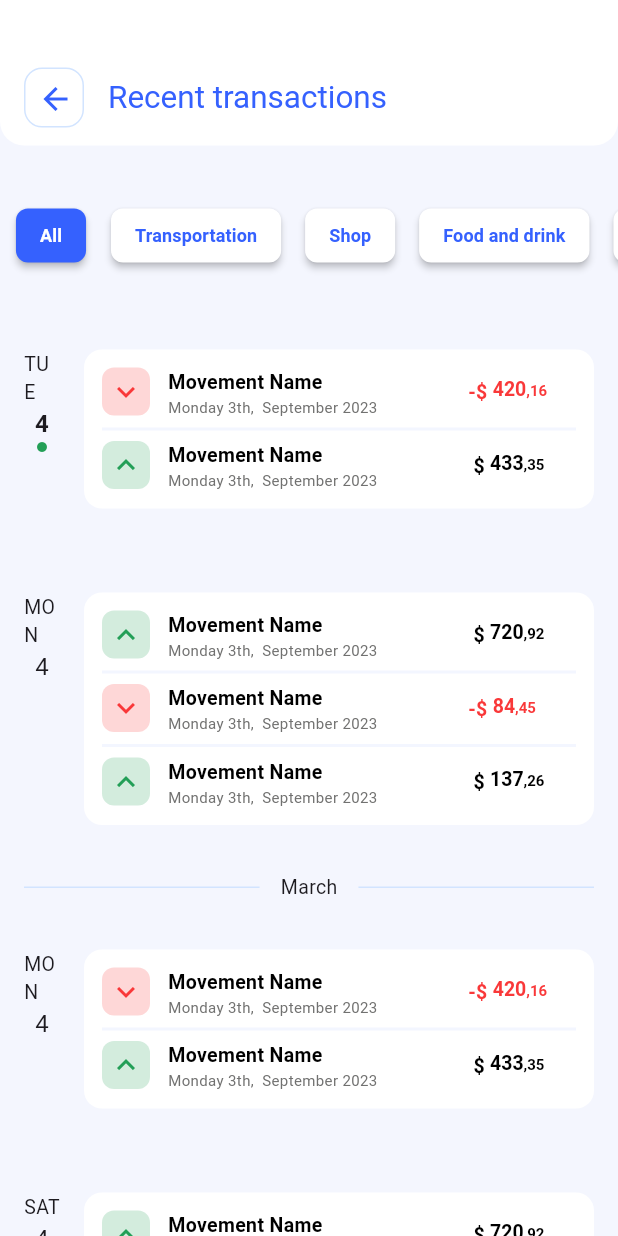
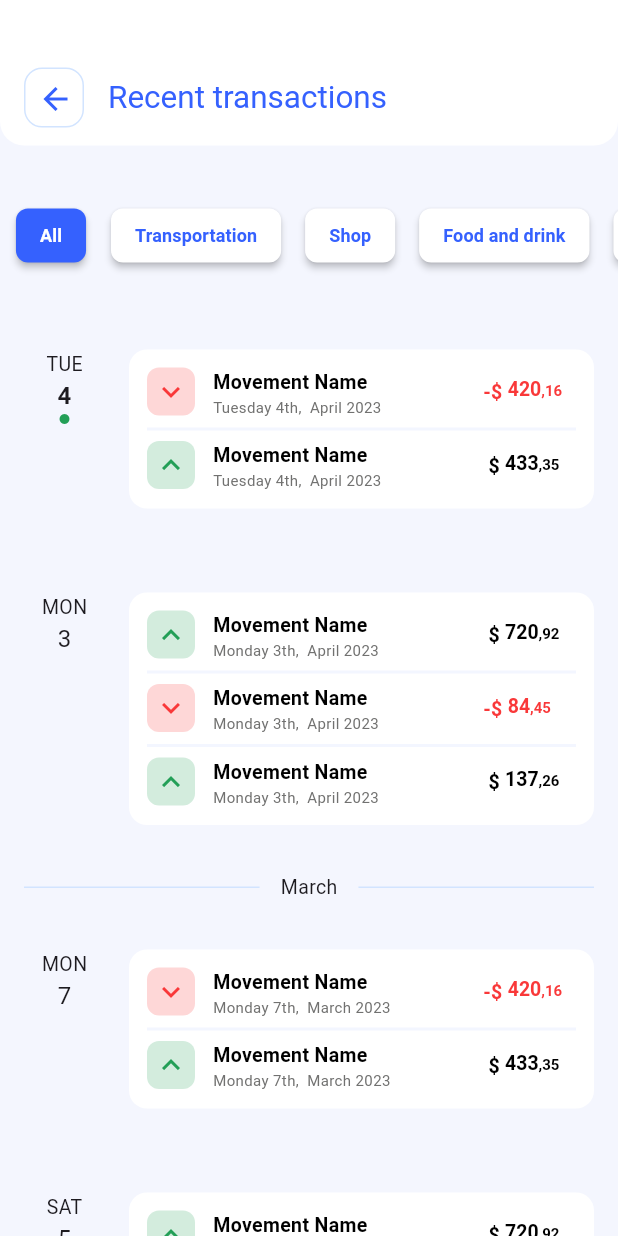
Before and after one commit to deidmon/App_Finanzas, a Flutter app: the HomePage screen opened by its route, after a tap on "Recent transaction", after a tap on "View All", on a phone screen of 412 x 824 dp. Run offline on Flutter 3.47's test engine with Material 3 defaults, Android fonts, the phone set to English and light mode, and no system bars.

Commit message:
Modificando tamaños y fechas

```diff
--- a/app_finanzas/lib/mocks/transaction_mock.dart
+++ b/app_finanzas/lib/mocks/transaction_mock.dart
@@ -19,33 +19,33 @@ class TransactionsMocks {
           listofTransactions: [
             TransactionDetail(
                 movementName: 'Movement Name',
-                transactionDate: 'Monday 3th,  September 2023',
+                transactionDate: 'Tuesday 4th,  April 2023',
                 typeTransaction: TypeTransaction.negative,
                 amount: 420.16),
             TransactionDetail(
                 movementName: 'Movement Name',
-                transactionDate: 'Monday 3th,  September 2023',
+                transactionDate: 'Tuesday 4th,  April 2023',
                 typeTransaction: TypeTransaction.positive,
                 amount: 433.35),
           ]),
       TransactionDetailByDayModel(
           day: 'MON',
-          dayNumber: 4,
+          dayNumber: 3,
           isToday: false,
           listofTransactions: [
             TransactionDetail(
                 movementName: 'Movement Name',
-                transactionDate: 'Monday 3th,  September 2023',
+                transactionDate: 'Monday 3th,  April 2023',
                 typeTransaction: TypeTransaction.positive,
                 amount: 720.92),
             TransactionDetail(
                 movementName: 'Movement Name',
-                transactionDate: 'Monday 3th,  September 2023',
+                transactionDate: 'Monday 3th,  April 2023',
                 typeTransaction: TypeTransaction.negative,
                 amount: 84.45),
             TransactionDetail(
                 movementName: 'Movement Name',
-                transactionDate: 'Monday 3th,  September 2023',
+                transactionDate: 'Monday 3th,  April 2023',
                 typeTransaction: TypeTransaction.positive,
                 amount: 137.26)
           ])
@@ -53,17 +53,56 @@ class TransactionsMocks {
     TransactionDetailByMonth(month: 'March', listofTransactions: [
       TransactionDetailByDayModel(
           day: 'MON',
-          dayNumber: 4,
+          dayNumber: 7,
           isToday: false,
           listofTransactions: [
             TransactionDetail(
                 movementName: 'Movement Name',
-                transactionDate: 'Monday 3th,  September 2023',
+                transactionDate: 'Monday 7th,  March 2023',
                 typeTransaction: TypeTransaction.negative,
                 amount: 420.16),
             TransactionDetail(
                 movementName: 'Movement Name',
-                transactionDate: 'Monday 3th,  September 2023',
+                transactionDate: 'Monday 7th,  March 2023',
+                typeTransaction: TypeTransaction.positive,
+                amount: 433.35),
+          ]),
+      TransactionDetailByDayModel(
+          day: 'SAT',
+          dayNumber: 5,
+          isToday: false,
+          listofTransactions: [
+            TransactionDetail(
+                movementName: 'Movement Name',
+                transactionDate: 'Saturday 5th,  March 2023',
+                typeTransaction: TypeTransaction.positive,
+                amount: 720.92),
+            TransactionDetail(
+                movementName: 'Movement Name',
+                transactionDate: 'Saturday 5th,  March 2023',
+                typeTransaction: TypeTransaction.negative,
+                amount: 84.45),
+            TransactionDetail(
+                movementName: 'Movement Name',
+                transactionDate: 'Saturday 5th,  March 2023',
+                typeTransaction: TypeTransaction.positive,
+                amount: 137.26)
+          ])
+    ]),
+    TransactionDetailByMonth(month: 'February', listofTransactions: [
+      TransactionDetailByDayModel(
+          day: 'MON',
+          dayNumber: 6,
+          isToday: false,
+          listofTransactions: [
+            TransactionDetail(
+                movementName: 'Movement Name',
+                transactionDate: 'Monday 6th,  February 2023',
+                typeTransaction: TypeTransaction.negative,
+                amount: 420.16),
+            TransactionDetail(
+                movementName: 'Movement Name',
+                transactionDate: 'Monday 6th,  February 2023',
                 typeTransaction: TypeTransaction.positive,
                 amount: 433.35),
           ]),
@@ -74,35 +113,35 @@ class TransactionsMocks {
           listofTransactions: [
             TransactionDetail(
                 movementName: 'Movement Name',
-                transactionDate: 'Monday 3th,  September 2023',
+                transactionDate: 'Saturday 4th,  February 2023',
                 typeTransaction: TypeTransaction.positive,
                 amount: 720.92),
             TransactionDetail(
                 movementName: 'Movement Name',
-                transactionDate: 'Monday 3th,  September 2023',
+                transactionDate: 'Saturday 4th,  February 2023',
                 typeTransaction: TypeTransaction.negative,
                 amount: 84.45),
             TransactionDetail(
                 movementName: 'Movement Name',
-                transactionDate: 'Monday 3th,  September 2023',
+                transactionDate: 'Saturday 4th,  February 2023',
                 typeTransaction: TypeTransaction.positive,
                 amount: 137.26)
           ])
     ]),
-    TransactionDetailByMonth(month: 'February', listofTransactions: [
+    TransactionDetailByMonth(month: 'January', listofTransactions: [
       TransactionDetailByDayModel(
           day: 'MON',
-          dayNumber: 4,
+          dayNumber: 6,
           isToday: false,
           listofTransactions: [
             TransactionDetail(
                 movementName: 'Movement Name',
-                transactionDate: 'Monday 3th,  September 2023',
+                transactionDate: 'Monday 6th,  January 2023',
                 typeTransaction: TypeTransaction.negative,
                 amount: 420.16),
             TransactionDetail(
                 movementName: 'Movement Name',
-                transactionDate: 'Monday 3th,  September 2023',
+                transactionDate: 'Monday 6th,  January 2023',
                 typeTransaction: TypeTransaction.positive,
                 amount: 433.35),
           ]),
@@ -113,56 +152,17 @@ class TransactionsMocks {
           listofTransactions: [
             TransactionDetail(
                 movementName: 'Movement Name',
-                transactionDate: 'Monday 3th,  September 2023',
+                transactionDate: 'Saturday 4th,  January 2023',
                 typeTransaction: TypeTransaction.positive,
                 amount: 720.92),
             TransactionDetail(
                 movementName: 'Movement Name',
-                transactionDate: 'Monday 3th,  September 2023',
+                transactionDate: 'Saturday 4th,  January 2023',
                 typeTransaction: TypeTransaction.negative,
                 amount: 84.45),
             TransactionDetail(
                 movementName: 'Movement Name',
-                transactionDate: 'Monday 3th,  September 2023',
-                typeTransaction: TypeTransaction.positive,
-                amount: 137.26)
-          ])
-    ]),
-    TransactionDetailByMonth(month: 'January', listofTransactions: [
-      TransactionDetailByDayModel(
-          day: 'MON',
-          dayNumber: 4,
-          isToday: false,
-          listofTransactions: [
-            TransactionDetail(
-                movementName: 'Movement Name',
-                transactionDate: 'Monday 3th,  September 2023',
-                typeTransaction: TypeTransaction.negative,
-                amount: 420.16),
-            TransactionDetail(
-                movementName: 'Movement Name',
-                transactionDate: 'Monday 3th,  September 2023',
-                typeTransaction: TypeTransaction.positive,
-                amount: 433.35),
-          ]),
-      TransactionDetailByDayModel(
-          day: 'SAT',
-          dayNumber: 4,
-          isToday: false,
-          listofTransactions: [
-            TransactionDetail(
-                movementName: 'Movement Name',
-                transactionDate: 'Monday 3th,  September 2023',
-                typeTransaction: TypeTransaction.positive,
-                amount: 720.92),
-            TransactionDetail(
-                movementName: 'Movement Name',
-                transactionDate: 'Monday 3th,  September 2023',
-                typeTransaction: TypeTransaction.negative,
-                amount: 84.45),
-            TransactionDetail(
-                movementName: 'Movement Name',
-                transactionDate: 'Monday 3th,  September 2023',
+                transactionDate: 'Saturday 4th,  January 2023',
                 typeTransaction: TypeTransaction.positive,
                 amount: 137.26)
           ])
@@ -170,38 +170,38 @@ class TransactionsMocks {
     TransactionDetailByMonth(month: 'December', listofTransactions: [
       TransactionDetailByDayModel(
           day: 'MON',
-          dayNumber: 4,
+          dayNumber: 5,
           isToday: false,
           listofTransactions: [
             TransactionDetail(
                 movementName: 'Movement Name',
-                transactionDate: 'Monday 3th,  September 2023',
+                transactionDate: 'Monday 5th,  December 2023',
                 typeTransaction: TypeTransaction.negative,
                 amount: 420.16),
             TransactionDetail(
                 movementName: 'Movement Name',
-                transactionDate: 'Monday 3th,  September 2023',
+                transactionDate: 'Monday 5th,  December 2023',
                 typeTransaction: TypeTransaction.positive,
                 amount: 433.35),
           ]),
       TransactionDetailByDayModel(
           day: 'SAT',
-          dayNumber: 4,
+          dayNumber: 3,
           isToday: false,
           listofTransactions: [
             TransactionDetail(
                 movementName: 'Movement Name',
-                transactionDate: 'Monday 3th,  September 2023',
+                transactionDate: 'Saturday 3th,  December 2023',
                 typeTransaction: TypeTransaction.positive,
                 amount: 720.92),
             TransactionDetail(
                 movementName: 'Movement Name',
-                transactionDate: 'Monday 3th,  September 2023',
+                transactionDate: 'Saturday 3th,  December 2023',
                 typeTransaction: TypeTransaction.negative,
                 amount: 84.45),
             TransactionDetail(
                 movementName: 'Movement Name',
-                transactionDate: 'Monday 3th,  September 2023',
+                transactionDate: 'Saturday 3th,  December 2023',
                 typeTransaction: TypeTransaction.positive,
                 amount: 137.26)
           ])
--- a/app_finanzas/lib/pages/home_page.dart
+++ b/app_finanzas/lib/pages/home_page.dart
@@ -56,10 +56,10 @@ class _HomePageState extends State<HomePage> {
             bottomRight: Radius.circular(16),
           ),
         ),
-        toolbarHeight: 97,
+        toolbarHeight: 67,
         backgroundColor: AppColors.brandLightColor,
         title: Padding(
-          padding: const EdgeInsets.fromLTRB(16, 45, 16, 12),
+          padding: const EdgeInsets.fromLTRB(16, 25, 16, 12),
           child: HomeAppBarTitle(
             //storeName: widget.storeName,
             storeName: UserProvider.of(context).userData.name,
@@ -103,7 +103,7 @@ class TopHomePageBody extends StatelessWidget {
   Widget build(BuildContext context) {
     return Container(
       padding: const EdgeInsets.all(16),
-      height: 389,
+      /* height: 359, */
       width: MediaQuery.of(context).size.width,
       transform: Matrix4.translationValues(0, -12, 0),
       decoration: const BoxDecoration(
@@ -117,7 +117,7 @@ class TopHomePageBody extends StatelessWidget {
         crossAxisAlignment: CrossAxisAlignment.start,
         children: [
           Container(
-            margin: const EdgeInsets.only(top: 56),
+            margin: const EdgeInsets.only(top: 16),
             child: Text(
               'Your Budget',
               style: Theme.of(context).textTheme.displaySmall,
@@ -166,8 +166,8 @@ class MidHomePageBody extends StatelessWidget {
   @override
   Widget build(BuildContext context) {
     return Container(
-      padding: const EdgeInsets.only(left: 16, right: 16),
-      height: 104,
+      padding: const EdgeInsets.all(16),
+      /* height: 104, */
       width: MediaQuery.of(context).size.width,
       decoration: const BoxDecoration(
         shape: BoxShape.rectangle,
@@ -178,7 +178,7 @@ class MidHomePageBody extends StatelessWidget {
         ),
       ),
       child: Row(
-        mainAxisAlignment: MainAxisAlignment.start,
+        mainAxisAlignment: MainAxisAlignment.center,
         children: [
           ElevatedButton(
             style: categorieBtnStyle,
@@ -186,7 +186,7 @@ class MidHomePageBody extends StatelessWidget {
             child: const Padding(
               padding: EdgeInsets.symmetric(
                 vertical: 16,
-                horizontal: 40,
+                horizontal: 30,
               ),
               child: Text(
                 'Categories',
@@ -203,7 +203,7 @@ class MidHomePageBody extends StatelessWidget {
             child: const Padding(
               padding: EdgeInsets.symmetric(
                 vertical: 16,
-                horizontal: 20,
+                horizontal: 5,
               ),
               child: Text(
                 'Recent transaction',
@@ -228,8 +228,11 @@ class CategoriesWidget extends StatelessWidget {
     return ListView(
       children: [
         TextButton(
-          style: const ButtonStyle(alignment: Alignment.centerRight),
+          style: const ButtonStyle(
+            alignment: Alignment.centerRight,
+          ),
           child: const Text(
+            /* textScaler: TextScaler.linear(1), */
             'View All',
             style: TextStyle(
               fontWeight: FontWeight.bold,
@@ -276,8 +279,11 @@ class RecentTransactions extends StatelessWidget {
   @override
   Widget build(BuildContext context) {
     return Padding(
-      padding: const EdgeInsets.all(16.0),
+      padding: const EdgeInsets.symmetric(horizontal: 16, vertical: 0),
       child: ListView(
+        padding: const EdgeInsets.only(
+          bottom: 16,
+        ),
         children: [
           TextButton(
             style: const ButtonStyle(alignment: Alignment.centerRight),
@@ -299,12 +305,12 @@ class RecentTransactions extends StatelessWidget {
             listofTransactions: [
               TransactionDetail(
                   movementName: 'Movement Name',
-                  transactionDate: 'Monday 3th,  September 2023',
+                  transactionDate: 'Tuesday 4th,  September 2023',
                   typeTransaction: TypeTransaction.negative,
                   amount: 420.16),
               TransactionDetail(
                   movementName: 'Movement Name',
-                  transactionDate: 'Monday 3th,  September 2023',
+                  transactionDate: 'Tuesday 4th,  September 2023',
                   typeTransaction: TypeTransaction.positive,
                   amount: 433.35)
             ],
--- a/app_finanzas/lib/pages/login_page.dart
+++ b/app_finanzas/lib/pages/login_page.dart
@@ -15,6 +15,7 @@ class LoginPageState extends State<LoginPage> {
   final _formLoginKey = GlobalKey<FormState>();
   var checkBoxState = false;
   late String userName;
+  double expectedTitleSize = 35;
   late BoxDecoration userContainerDecoration;
   late BoxDecoration pswContainerDecoration;
   final defaultInputBorder = InputBorder.none;
@@ -49,14 +50,32 @@ class LoginPageState extends State<LoginPage> {
   @override
   Widget build(BuildContext context) {
     return Scaffold(
-      body: Center(
+      body: SingleChildScrollView(
+        child: Center(
           child: Padding(
             padding: const EdgeInsets.fromLTRB(16, 100, 16, 0),
             child: Column(
               children: [
-              Text(
+                TweenAnimationBuilder(
+                  tween: Tween<double>(begin: 13, end: expectedTitleSize),
+                  duration: const Duration(
+                    seconds: 1,
+                  ),
+                  builder: (context, sizeText, _) {
+                    return Text(
                       AppCopys.hello,
-                style: Theme.of(context).textTheme.labelLarge,
+                      style: TextStyle(
+                        fontSize: sizeText,
+                        color: AppColors.brandPrimaryColor,
+                        fontWeight: FontWeight.bold,
+                      ),
+                    );
+                  },
+                  onEnd: () {
+                    setState(() {
+                      expectedTitleSize = expectedTitleSize == 35 ? 13 : 35;
+                    });
+                  },
                 ),
                 Container(
                   margin: const EdgeInsets.fromLTRB(16, 21, 16, 59),
@@ -204,7 +223,12 @@ class LoginPageState extends State<LoginPage> {
                               ),
                             ),
                           ),
-                        child: const Text('Log In'),
+                          child: const Text(
+                            'Log In',
+                            style: TextStyle(
+                              color: AppColors.brandLightColor,
+                            ),
+                          ),
                         ),
                       ),
                       const Row(
@@ -238,7 +262,7 @@ class LoginPageState extends State<LoginPage> {
                         mainAxisAlignment: MainAxisAlignment.spaceBetween,
                         children: [
                           Container(
-                          width: 189,
+                            width: 159,
                             height: 69,
                             decoration: const BoxDecoration(
                               color: AppColors.brandSecondaryColor,
@@ -270,7 +294,7 @@ class LoginPageState extends State<LoginPage> {
                             ),
                           ),
                           Container(
-                          width: 189,
+                            width: 159,
                             height: 69,
                             decoration: const BoxDecoration(
                               color: AppColors.brandSecondaryColor,
@@ -331,6 +355,7 @@ class LoginPageState extends State<LoginPage> {
             ),
           ),
         ),
+      ),
     );
   }
 }
--- a/app_finanzas/lib/widgets/custom_money_display.dart
+++ b/app_finanzas/lib/widgets/custom_money_display.dart
@@ -42,6 +42,7 @@ class CustomMoneyDisplay extends StatelessWidget {
                 ),
           ),
           RichText(
+            textScaler: const TextScaler.linear(1),
             text: TextSpan(
               children: [
                 TextSpan(
--- a/app_finanzas/lib/widgets/product_detail.dart
+++ b/app_finanzas/lib/widgets/product_detail.dart
@@ -55,7 +55,7 @@ class ProductDetailCard extends StatelessWidget {
         children: [
           Container(
             margin: const EdgeInsets.only(left: 16),
-            height: 79,
+            height: 69,
             width: 56,
             decoration: const BoxDecoration(
               color: AppColors.brandSecondaryColor,
@@ -121,7 +121,10 @@ class ProductDetailCard extends StatelessWidget {
               right: 16,
             ),
             height: 19,
-            width: 55,
+            padding: const EdgeInsets.symmetric(
+              horizontal: 5,
+            ),
+            /* width: 55, */
             decoration: BoxDecoration(
               borderRadius: const BorderRadius.all(
                 Radius.circular(19),
--- a/app_finanzas/lib/widgets/summary_card.dart
+++ b/app_finanzas/lib/widgets/summary_card.dart
@@ -29,7 +29,7 @@ class SummaryCard extends StatelessWidget {
     );
     //
     return Container(
-      height: 92,
+      /* height: 92, */
       margin: const EdgeInsets.only(top: 8),
       padding: const EdgeInsets.all(16),
       decoration: const BoxDecoration(
@@ -59,6 +59,7 @@ class SummaryCard extends StatelessWidget {
           ),
           Expanded(
             child: Text(
+              textScaler: const TextScaler.linear(1),
               typeSummaryCard == TypeSummaryCard.incomes
                   ? 'Incomes'
                   : 'Spending',
@@ -79,6 +80,7 @@ class SummaryCard extends StatelessWidget {
                 Padding(
                   padding: const EdgeInsets.all(2.0),
                   child: Text(
+                    textScaler: const TextScaler.linear(1),
                     period,
                     style: const TextStyle(
                       color: AppColors.brandLightColor,
--- a/app_finanzas/lib/widgets/transaction_detail.dart
+++ b/app_finanzas/lib/widgets/transaction_detail.dart
@@ -77,7 +77,7 @@ class TransactionDetailByDay extends StatelessWidget {
           ),
         ),
         Container(
-          width: 340,
+          width: 310,
           margin: const EdgeInsets.only(left: 16),
           padding: const EdgeInsets.all(12),
           decoration: BoxDecoration(
@@ -128,7 +128,7 @@ class TransactionDetailPositive extends StatelessWidget {
           ),
         ),
         SizedBox(
-          width: 200,
+          width: 180,
           child: Column(
             crossAxisAlignment: CrossAxisAlignment.start,
             children: [
@@ -200,7 +200,7 @@ class TransactionDetailNegative extends StatelessWidget {
           ),
         ),
         SizedBox(
-          width: 200,
+          width: 180,
           child: Column(
             crossAxisAlignment: CrossAxisAlignment.start,
             children: [
```
Lines whose indentation alone changed are shown as unchanged.
